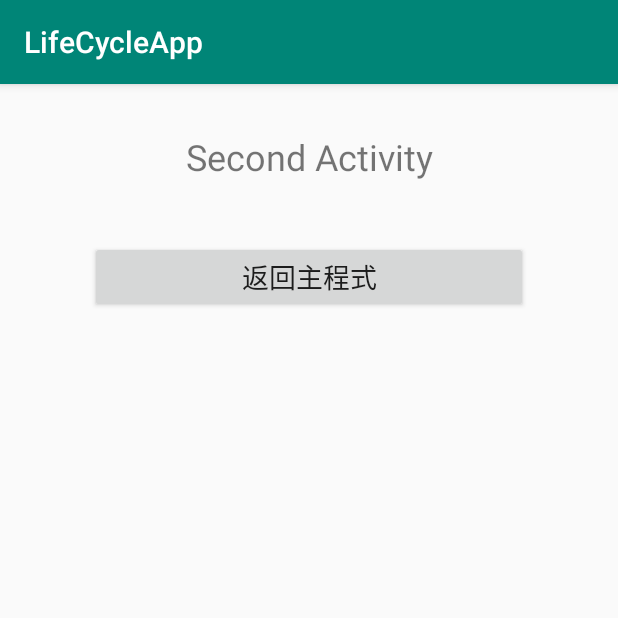
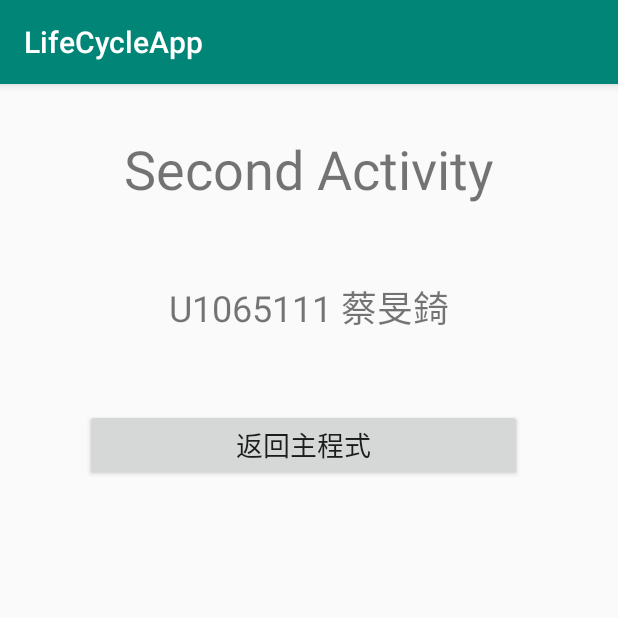
Before and after one commit to kalcn/LifeCycleApp, an Android app: the Main2Activity screen opened directly, with no data from a screen before it, on a phone screen of 412 x 824 dp, the top half of it. Run offline under Robolectric (Android 15) with nearby library versions, the phone set to English and light mode, and no system bars.

Commit message:
作業完成

```diff
--- a/app/src/main/java/com/kalcn/lifecycleapp/Main2Activity.java
+++ b/app/src/main/java/com/kalcn/lifecycleapp/Main2Activity.java
@@ -2,6 +2,7 @@ package com.kalcn.lifecycleapp;
 
 import android.support.v7.app.AppCompatActivity;
 import android.os.Bundle;
+import android.view.View;
 
 public class Main2Activity extends AppCompatActivity {
 
@@ -10,4 +11,7 @@ public class Main2Activity extends AppCompatActivity {
         super.onCreate(savedInstanceState);
         setContentView(R.layout.activity_main2);
     }
+    public void btnOK(View view) {
+        finish();
+    }
 }
--- a/app/src/main/res/layout/activity_main2.xml
+++ b/app/src/main/res/layout/activity_main2.xml
@@ -17,18 +17,32 @@
         android:layout_marginRight="60dp"
         android:gravity="center"
         android:text="Second Activity"
-        android:textSize="24sp"
+        android:textSize="36sp"
         app:layout_constraintEnd_toEndOf="parent"
         app:layout_constraintStart_toStartOf="parent"
         app:layout_constraintTop_toTopOf="parent" />
 
     <Button
         android:id="@+id/btnHome"
-        android:layout_width="0dp"
+        android:layout_width="291dp"
         android:layout_height="wrap_content"
-        android:layout_marginTop="40dp"
+        android:layout_marginTop="50dp"
+        android:layout_marginEnd="8dp"
+        android:layout_marginRight="8dp"
+        android:onClick="btnOK"
         android:text="返回主程式"
         android:textSize="18sp"
+        app:layout_constraintEnd_toEndOf="@+id/textView3"
+        app:layout_constraintStart_toStartOf="@+id/textView3"
+        app:layout_constraintTop_toBottomOf="@+id/textView3" />
+
+    <TextView
+        android:id="@+id/textView3"
+        android:layout_width="wrap_content"
+        android:layout_height="wrap_content"
+        android:layout_marginTop="50dp"
+        android:text="U1065111 蔡旻錡"
+        android:textSize="24sp"
         app:layout_constraintEnd_toEndOf="@+id/textView2"
         app:layout_constraintStart_toStartOf="@+id/textView2"
         app:layout_constraintTop_toBottomOf="@+id/textView2" />
```
Also changed, not shown: app/src/main/java/com/kalcn/lifecycleapp/MainActivity.java (+65 -0 lines).
